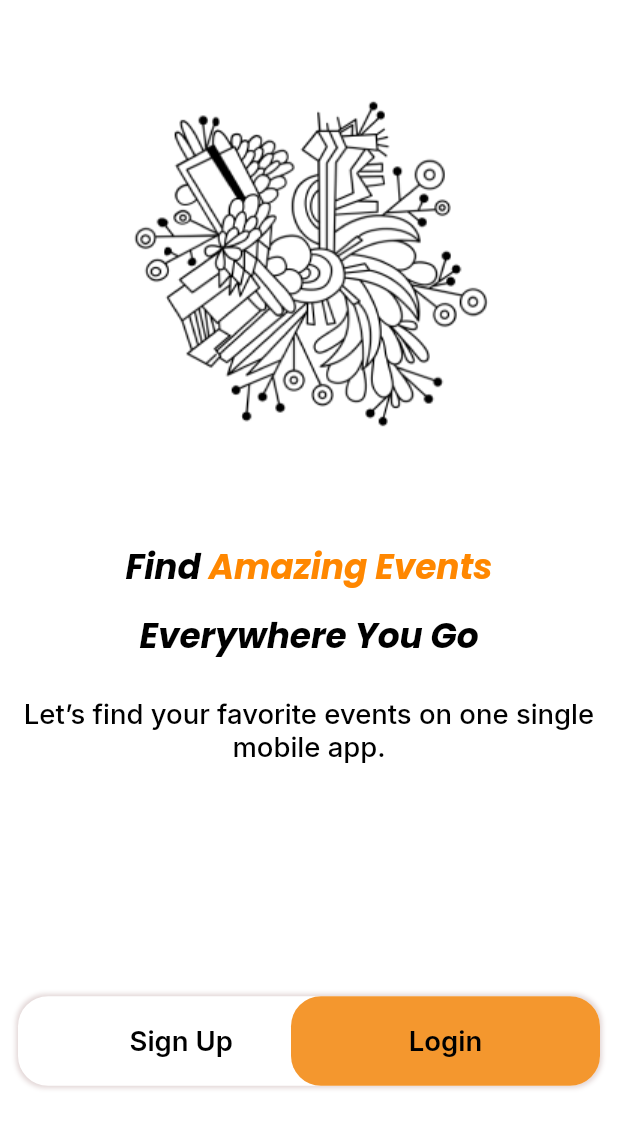
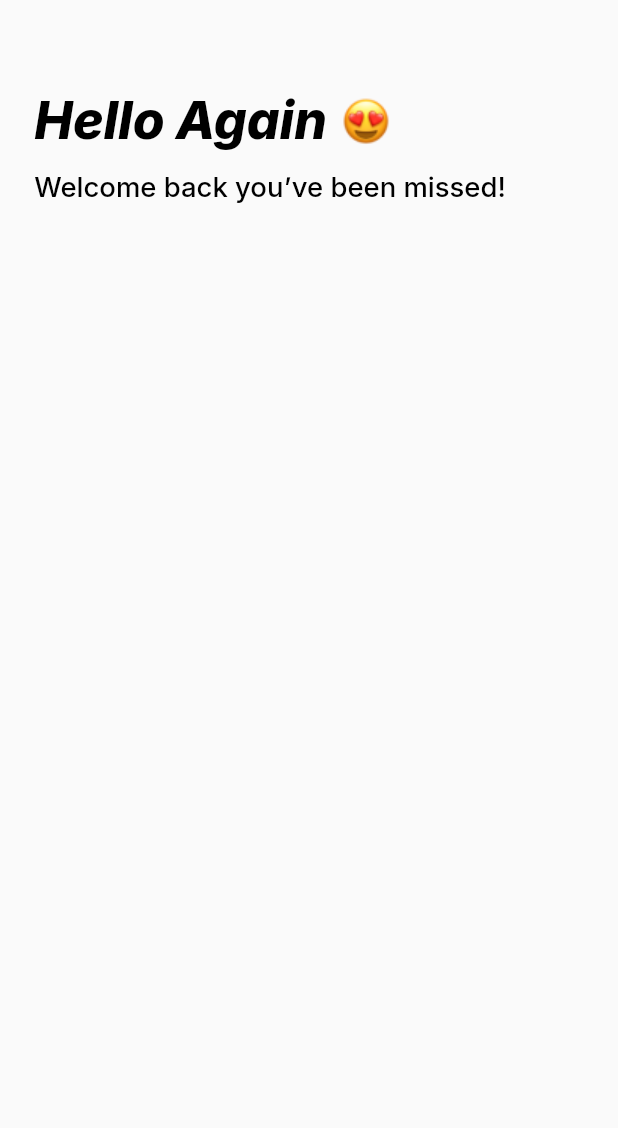
Before and after one commit to vikilinho/choplyfe, a Flutter app: the screen it shows after launch, on a phone screen of 412 x 824 dp. Shown: the top 1128 px of the screen. Run offline on Flutter 3.47's test engine with Material 2 defaults, Android fonts, the phone set to English and light mode, and no system bars; our stand-ins replace flutter_screenutil, go_router, google_fonts; project files that could hold a hidden picture were left out.

Commit message:
initiliase login page

```diff
--- a/lib/main.dart
+++ b/lib/main.dart
@@ -4,6 +4,8 @@ import 'package:flutter/material.dart';
 import 'package:flutter/services.dart';
 import 'package:flutter_screenutil/flutter_screenutil.dart';
 import 'package:go_router/go_router.dart';
+
+import 'pages/login_page.dart';
 
 void main() {
   runApp(const MyApp());
@@ -51,7 +53,7 @@ class MyApp extends StatelessWidget {
         // routerConfig: router,
         debugShowCheckedModeBanner: false,
         title: 'Choplife',
-        home: const LandingPage(),
+        home: const LoginPage(),
         theme: ThemeData(
           primarySwatch: Colors.blue,
         ),
--- a/lib/pages/landing_page.dart
+++ b/lib/pages/landing_page.dart
@@ -1,3 +1,5 @@
+import 'dart:developer';
+
 import 'package:flutter/material.dart';
 import 'package:flutter_screenutil/flutter_screenutil.dart';
 import 'package:google_fonts/google_fonts.dart';
@@ -69,6 +71,7 @@ class _LandingPageState extends State<LandingPage> {
               textDirection: TextDirection.rtl,
               children: [
                 GestureDetector(
+                  onTap: () => log("signup"),
                   child: Container(
                     height: 50.h,
                     width: 342.w,
@@ -77,7 +80,7 @@ class _LandingPageState extends State<LandingPage> {
                           BoxShadow(
                             color: Color.fromARGB(255, 226, 214, 214),
                             blurRadius: 2.0,
-                            spreadRadius: 1.0,
+                            spreadRadius: 0.5,
                             offset: Offset(0.0, 0.0),
                           )
                         ],
@@ -104,6 +107,7 @@ class _LandingPageState extends State<LandingPage> {
                   ),
                 ),
                 GestureDetector(
+                  onTap: () => log("Login"),
                   child: Container(
                       height: 50.h,
                       width: 180.w,
--- /dev/null
+++ b/lib/pages/login_page.dart
@@ -0,0 +1,59 @@
+import 'package:flutter/material.dart';
+import 'package:flutter_screenutil/flutter_screenutil.dart';
+import 'package:google_fonts/google_fonts.dart';
+
+class LoginPage extends StatefulWidget {
+  const LoginPage({super.key});
+
+  @override
+  State<LoginPage> createState() => _LoginPageState();
+}
+
+class _LoginPageState extends State<LoginPage> {
+  @override
+  Widget build(BuildContext context) {
+    return Scaffold(
+      body: SafeArea(
+          child: Padding(
+        padding: EdgeInsets.symmetric(horizontal: 20.w),
+        child: Column(
+          children: [
+            SizedBox(
+              height: 50.h,
+            ),
+            Row(
+              mainAxisAlignment: MainAxisAlignment.start,
+              children: [
+                Text("Hello Again",
+                    style: GoogleFonts.inter(
+                      textStyle: TextStyle(
+                          color: Colors.black,
+                          fontStyle: FontStyle.italic,
+                          fontSize: 30.sp,
+                          fontWeight: FontWeight.w800),
+                    )),
+                const SizedBox(
+                  width: 10,
+                ),
+                Image.asset("images/emoji.png")
+              ],
+            ),
+            SizedBox(height: 10.h),
+            Row(
+              children: [
+                Text("Welcome back you’ve been missed!",
+                    style: GoogleFonts.inter(
+                      textStyle: TextStyle(
+                          color: Colors.black,
+                          fontStyle: FontStyle.normal,
+                          fontSize: 16.sp,
+                          fontWeight: FontWeight.w500),
+                    )),
+              ],
+            ),
+          ],
+        ),
+      )),
+    );
+  }
+}
```
Also changed, not shown: images/emoji.png (added), images/loginEmoji.svg (deleted).
